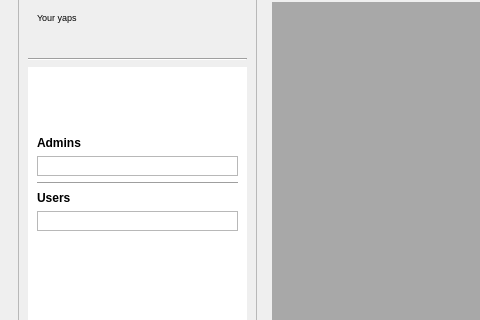
This is PWChat/client/ui/mainwindow.ui in sarek167/PWChat as Qt 5 draws it before an edit; both pictures show x 0 to 480 and y 100 to 420 of the 998 by 643 pixel window. The edited form follows.
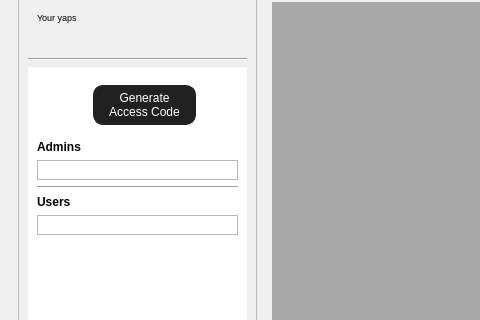
This is the edited form. Icons and pictures are not drawn.

Commit message: ➕ added: generating access code and full logic and ui behind it

```diff
--- a/PWChat/client/ui/mainwindow.ui
+++ b/PWChat/client/ui/mainwindow.ui
@@ -512,7 +512,7 @@
                    <x>0</x>
                    <y>0</y>
                    <width>215</width>
-                   <height>418</height>
+                   <height>426</height>
                   </rect>
                  </property>
                  <property name="styleSheet">
@@ -564,6 +564,14 @@
                        </property>
                       </spacer>
                      </item>
+                     <item>
+                      <widget class="QPushButton" name="btnGenerateCode">
+                       <property name="text">
+                        <string>Generate
+Access Code</string>
+                       </property>
+                      </widget>
+                     </item>
                      <item>
                       <widget class="QPushButton" name="btnLeave">
                        <property name="sizePolicy">
```
The commit also changes 16 other files.
